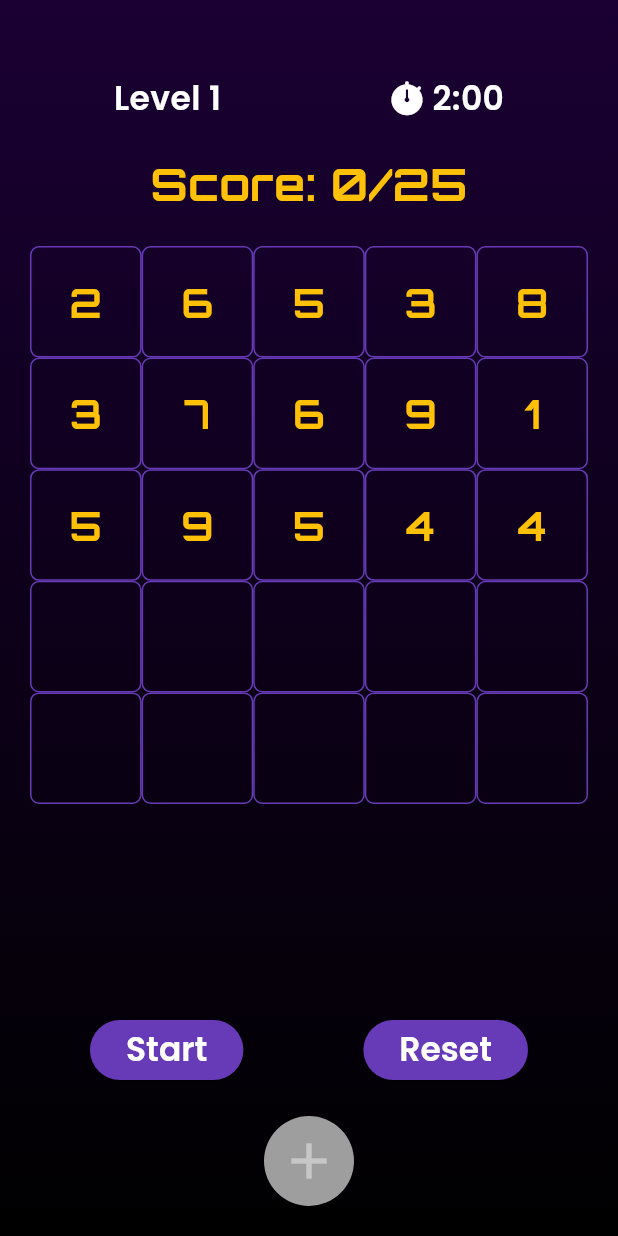
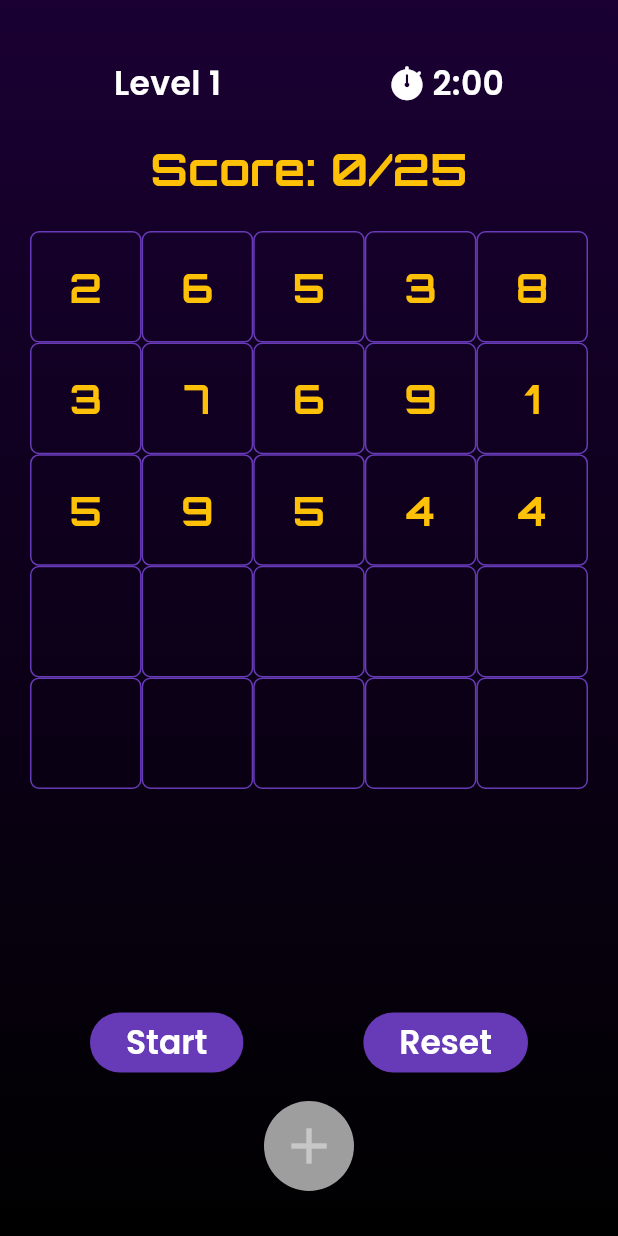
Before and after one commit to Sumit-9900/number_matching_puzzle_game, a Flutter app: the screen it shows after launch, on a phone screen of 412 x 824 dp. Run offline on Flutter 3.47's test engine with Material 3 defaults, Android fonts, the phone set to English and light mode, and no system bars; our stand-ins replace confetti, google_fonts.

Commit message:
update game page ui

```diff
--- a/lib/pages/game_page.dart
+++ b/lib/pages/game_page.dart
@@ -41,7 +41,10 @@ class GamePage extends StatelessWidget {
         }
 
         return Scaffold(
-          body: Container(
+          body: Stack(
+            children: [
+              // Full-screen gradient background
+              Container(
                 decoration: BoxDecoration(
                   gradient: LinearGradient(
                     begin: Alignment.topCenter,
@@ -52,15 +55,27 @@ class GamePage extends StatelessWidget {
                     ],
                   ),
                 ),
+              ),
+
+              SafeArea(
                 child: Padding(
-              padding: const EdgeInsets.all(20.0),
+                  padding: const EdgeInsets.symmetric(
+                    horizontal: 20,
+                    vertical: 10,
+                  ),
+                  child: Column(
+                    children: [
+                      // 🔹 Scrollable section
+                      Expanded(
+                        child: SingleChildScrollView(
                           child: Column(
                             children: [
                               const SizedBox(height: 30),
 
                               // Difficulty + Timer
                               Row(
-                    mainAxisAlignment: MainAxisAlignment.spaceAround,
+                                mainAxisAlignment:
+                                    MainAxisAlignment.spaceAround,
                                 children: [
                                   Text(
                                     difficultyString(currentDifficulty),
@@ -72,10 +87,9 @@ class GamePage extends StatelessWidget {
                                   ),
                                   Row(
                                     children: [
-                          Icon(CupertinoIcons.stopwatch_fill),
+                                      const Icon(CupertinoIcons.stopwatch_fill),
                                       const SizedBox(width: 5),
                                       Text(
-                            // show live remaining time from provider
                                         remainingTimeInMinutes,
                                         style: GoogleFonts.poppins(
                                           color: isGameStarted
@@ -105,11 +119,13 @@ class GamePage extends StatelessWidget {
                               const SizedBox(height: 20),
 
                               // Game Grid
-                  Expanded(
-                    child: GridView.builder(
+                              GridView.builder(
+                                shrinkWrap: true,
                                 physics: const NeverScrollableScrollPhysics(),
-                      gridDelegate: SliverGridDelegateWithFixedCrossAxisCount(
-                        crossAxisCount: currentLevelConfig.gridSize,
+                                gridDelegate:
+                                    SliverGridDelegateWithFixedCrossAxisCount(
+                                      crossAxisCount:
+                                          currentLevelConfig.gridSize,
                                     ),
                                 itemCount:
                                     currentLevelConfig.gridSize *
@@ -118,7 +134,7 @@ class GamePage extends StatelessWidget {
                                   final hasNumber = index < cells.length;
                                   final cell = hasNumber
                                       ? cells[index]
-                            : GameCell(number: 0); // 👈 empty placeholder cell
+                                      : GameCell(number: 0);
 
                                   return GameGrid(
                                     index: index,
@@ -127,11 +143,16 @@ class GamePage extends StatelessWidget {
                                   );
                                 },
                               ),
+                            ],
+                          ),
+                        ),
                       ),
 
-                  const SizedBox(height: 20),
-
-                  // Buttons
+                      // 🔹 Fixed bottom buttons
+                      Padding(
+                        padding: const EdgeInsets.only(top: 16, bottom: 20),
+                        child: Column(
+                          children: [
                             Row(
                               mainAxisAlignment: MainAxisAlignment.spaceAround,
                               children: [
@@ -141,28 +162,32 @@ class GamePage extends StatelessWidget {
                                         ? AppColors.greyColor
                                         : AppColors.deepPurpleColor,
                                     foregroundColor: isGameStarted
-                              ? const Color.fromARGB(108, 255, 255, 255)
+                                        ? const Color.fromARGB(
+                                            108,
+                                            255,
+                                            255,
+                                            255,
+                                          )
                                         : AppColors.whiteColor,
                                   ),
                                   onPressed: isGameStarted
-                            ? () {}
+                                      ? null
                                       : () => gameProvider.startGame(),
-                        child: Text('Start'),
+                                  child: const Text('Start'),
                                 ),
                                 ElevatedButton(
                                   onPressed: () => gameProvider.resetGame(),
-                        child: Text('Reset'),
+                                  child: const Text('Reset'),
                                 ),
                               ],
                             ),
-
-                  const SizedBox(height: 20),
+                            const SizedBox(height: 15),
 
                             // Add Row Button
                             GestureDetector(
                               onTap: addRowCondition
                                   ? () => gameProvider.addRow()
-                        : () {},
+                                  : null,
                               child: CircleAvatar(
                                 backgroundColor: addRowCondition
                                     ? AppColors.deepPurpleColor
@@ -172,7 +197,12 @@ class GamePage extends StatelessWidget {
                                   Icons.add,
                                   color: addRowCondition
                                       ? AppColors.whiteColor
-                            : const Color.fromARGB(108, 255, 255, 255),
+                                      : const Color.fromARGB(
+                                          108,
+                                          255,
+                                          255,
+                                          255,
+                                        ),
                                   size: 40,
                                 ),
                               ),
@@ -180,6 +210,11 @@ class GamePage extends StatelessWidget {
                           ],
                         ),
                       ),
+                    ],
+                  ),
+                ),
+              ),
+            ],
           ),
         );
       },
```
Lines whose indentation alone changed are shown as unchanged.
